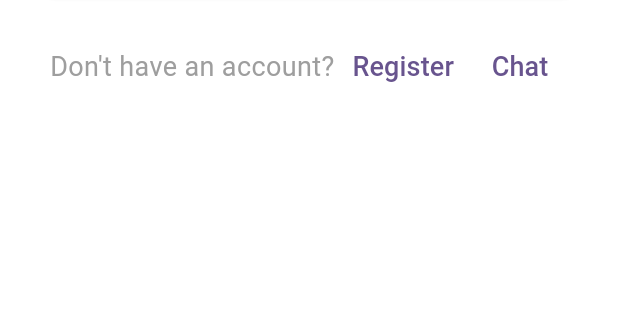
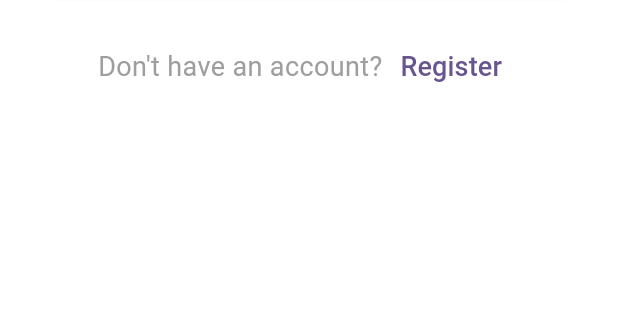
Before and after one commit to antonio-pedro99/iiitd_mentorship, a Flutter app: the screen it shows after launch, after a tap on "SignUp", after a tap on "Login", on a phone screen of 412 x 824 dp, the part 536-856 px from its top. Run offline on Flutter 3.47's test engine with Material 2 defaults, Android fonts, the phone set to English and light mode, and no system bars; our stand-ins replace bloc, firebase_auth, firebase_core, flutter_bloc, syncfusion_flutter_calendar; accounts and stored records are empty; network calls fail.

Commit message:
ready for dev branch
Signed-off-by: Antonio Pedro <tonio.pedro99@gmail.com>

```diff
--- a/lib/app.dart
+++ b/lib/app.dart
@@ -1,5 +1,3 @@
-
-
 import 'package:flutter/material.dart';
 import 'package:flutter/services.dart';
 import 'package:flutter_bloc/flutter_bloc.dart';
@@ -11,6 +9,7 @@ import 'package:iiitd_mentorship/app/views/screens/chat/chat.dart';
 import 'package:iiitd_mentorship/app/views/screens/driver.dart';
 import 'package:iiitd_mentorship/app/views/screens/home/home.dart';
 import 'package:iiitd_mentorship/app/views/screens/profile/profile.dart';
+import 'package:iiitd_mentorship/app/views/screens/schedule/schedule.dart';
 
 class MyApp extends StatelessWidget {
   const MyApp({super.key});
@@ -48,8 +47,7 @@ class MyApp extends StatelessWidget {
           routes: <String, WidgetBuilder>{
             '/driver': (BuildContext context) => const DriverPage(),
             '/home': (BuildContext context) => const MyHomePage(title: 'Stamp'),
-            '/profile': (BuildContext context) =>
-                const ProfileScreen(),
+            '/profile': (BuildContext context) => const ProfileScreen(),
             '/settings': (BuildContext context) =>
                 const MyHomePage(title: 'Settings'),
             '/notifications': (BuildContext context) =>
@@ -57,7 +55,10 @@ class MyApp extends StatelessWidget {
             'onboarding': (BuildContext context) => const OnBoardsScreen(),
             '/login': (BuildContext context) => const LoginScreen(),
             '/signup': (BuildContext context) => const SignUpScreen(),
-            '/chat' : (BuildContext context) => const ChatScreen(title: "Welcome to Chat"),
+            '/chat': (BuildContext context) =>
+                const ChatScreen(title: "Welcome to Chat"),
+            '/home/schedule': (BuildContext context) =>
+                const MySchedulesScreen(title: 'Schedule'),
           },
         ));
   }
--- a/lib/app/views/screens/auth/login.dart
+++ b/lib/app/views/screens/auth/login.dart
@@ -138,17 +138,6 @@ class _LoginScreenState extends State<LoginScreen> {
                         ),
                       ),
                     ),
-// added this
-                    TextButton(
-                      onPressed: () => Navigator.pushNamedAndRemoveUntil(
-                          context, "/chat", (route) => false),
-                      child: const Text(
-                        'Chat',
-                        style: TextStyle(
-                          fontSize: 18,
-                        ),
-                      ),
-                    ),
                   ],
                 ),
               ],
--- a/lib/app/views/screens/home.dart
+++ b/lib/app/views/screens/home.dart
@@ -30,8 +30,8 @@ class _MyHomePageState extends State<MyHomePage> {
           toolbarHeight: kToolbarHeight + 10,
           actions: [
             IconButton(
-                onPressed: () => Navigator.pushNamed(context, "/profile"),
-                icon: const Icon(Icons.person)),
+                onPressed: () => Navigator.pushNamed(context, "/home/schedule"),
+                icon: const Icon(Icons.today_outlined)),
           ],
         ),
         body: const Column(
--- a/lib/app/views/screens/profile/profile.dart
+++ b/lib/app/views/screens/profile/profile.dart
@@ -81,7 +81,8 @@ class _ProfileScreenState extends State<ProfileScreen> {
                   ),
                   Container(
                     decoration: BoxDecoration(
-                      color: Colors.white, // A white background to ensure visibility
+                      color: Colors
+                          .white, // A white background to ensure visibility
                       shape: BoxShape.circle,
                     ),
                     child: IconButton(
--- a/lib/app/views/widgets/custom_textbox.dart
+++ b/lib/app/views/widgets/custom_textbox.dart
@@ -6,18 +6,22 @@ class CustomTextBox extends StatelessWidget {
       this.controller,
       this.hintText,
       this.suffixIcon,
-      this.prefixIcon});
+      this.prefixIcon,
+      this.onSubmitted
+      });
 
   final TextEditingController? controller;
   final String? hintText;
   final Widget? suffixIcon;
   final Widget? prefixIcon;
+  final Function(String)? onSubmitted;
 
   @override
   Widget build(BuildContext context) {
     return FractionallySizedBox(
       widthFactor: 0.8,
       child: TextField(
+        controller: controller,
         decoration: InputDecoration(
           hintText: hintText ?? "Enter text",
           contentPadding: const EdgeInsets.all(16),
--- a/lib/app/views/widgets/message_tile.dart
+++ b/lib/app/views/widgets/message_tile.dart
@@ -7,7 +7,7 @@ class MessageTile extends StatelessWidget {
       this.message,
       this.time,
       this.isRead,
-      this.containsImage});
+      this.containsImage = false});
 
   final bool? isMe;
   final String? message;
--- a/lib/app/views/widgets/rounded_photo.dart
+++ b/lib/app/views/widgets/rounded_photo.dart
@@ -2,6 +2,7 @@ import 'package:flutter/material.dart';
 
 class RoundedPhoto extends StatelessWidget {
   const RoundedPhoto({super.key});
+
 
   @override
   Widget build(BuildContext context) {
```
Also changed, not shown: lib/app/views/screens/chat/chat.dart (+14 -12 lines), lib/app/views/screens/schedule/create.dart (+15 -5 lines), lib/app/views/screens/schedule/schedule.dart (+6 -6 lines), lib/app/views/screens/schedule/schedules.dart (deleted, +0 -21 lines).
